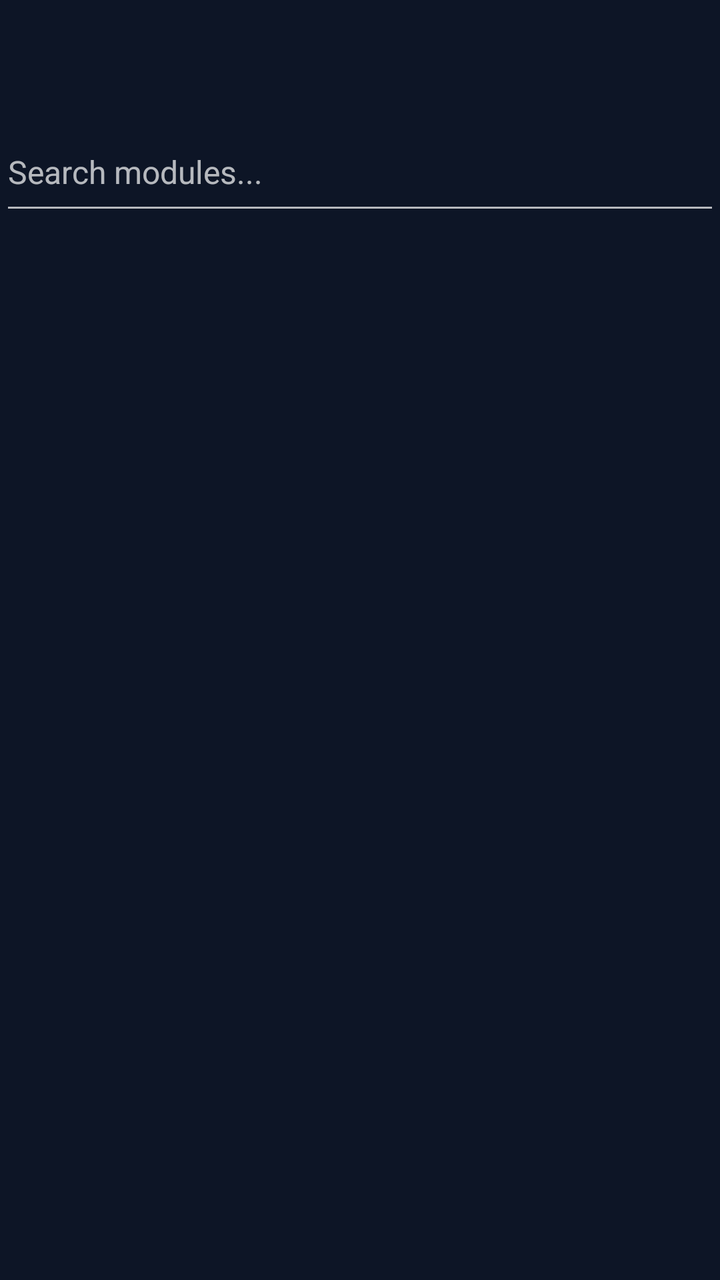
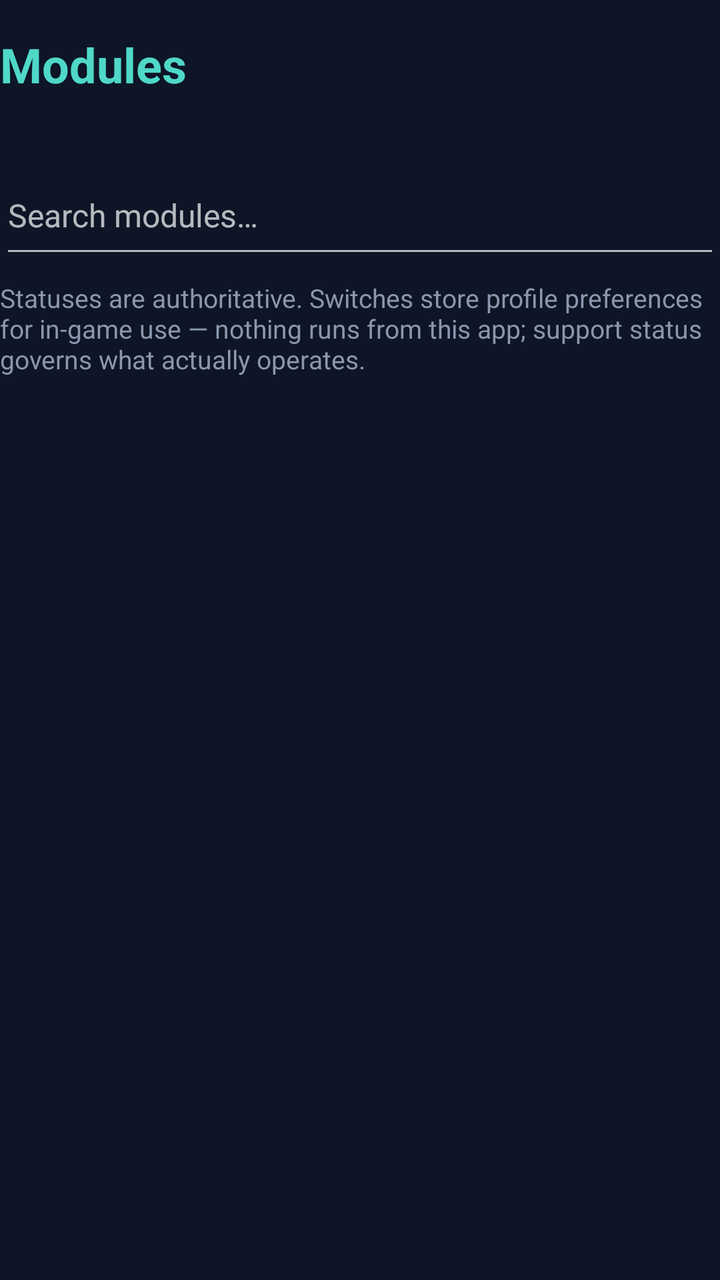

Before-and-after screenshots of an Android layout around one commit, followed by the original layout XML and the change that was made.
<!-- AndroidManifest.xml: application theme Theme.Xykell -->
<!-- res/layout/fragment_modules.xml -->
<?xml version="1.0" encoding="utf-8"?>
<LinearLayout xmlns:android="http://schemas.android.com/apk/res/android"
    android:orientation="vertical"
    android:layout_width="match_parent"
    android:layout_height="wrap_content">

    <TextView
        android:id="@+id/modules_title"
        android:layout_width="wrap_content"
        android:layout_height="wrap_content"
        android:textSize="24sp"
        android:textStyle="bold"
        android:textColor="@color/xykell_accent"
        android:layout_marginTop="16dp" />

    <EditText
        android:id="@+id/modules_search"
        android:layout_width="match_parent"
        android:layout_height="56dp"
        android:layout_marginTop="8dp"
        android:hint="Search modules..."
        android:inputType="text"
        android:minHeight="56dp"
        android:textSize="16sp" />

    <TextView
        android:id="@+id/modules_body"
        android:layout_width="match_parent"
        android:layout_height="wrap_content"
        android:textSize="14sp"
        android:textColor="@color/xykell_text"
        android:lineSpacingExtra="4dp"
        android:layout_marginTop="12dp" />

</LinearLayout>
<!-- resources referenced by this layout -->
<resources>
  <color name="xykell_accent">#4FD8C7</color>
  <color name="xykell_text">#E8EEF7</color>
  <style name="Theme.Xykell" parent="Theme.AppCompat.NoActionBar">
          <item name="android:windowBackground">@color/xykell_bg</item>
          <item name="android:textColor">@color/xykell_text</item>
          <item name="colorAccent">@color/xykell_accent</item>
      </style>
  <color name="xykell_bg">#0D1526</color>
</resources>

<!-- the commit's change to res/layout/fragment_modules.xml (unified diff, before → after) -->
@@ -11,25 +11,51 @@
         android:textSize="24sp"
         android:textStyle="bold"
         android:textColor="@color/xykell_accent"
-        android:layout_marginTop="16dp" />
+        android:layout_marginTop="16dp"
+        android:text="@string/modules_title"
+        android:contentDescription="@string/modules_title" />
+
+    <TextView
+        android:id="@+id/modules_counts"
+        android:layout_width="match_parent"
+        android:layout_height="wrap_content"
+        android:textSize="13sp"
+        android:textColor="@color/xykell_muted"
+        android:layout_marginTop="4dp" />
 
     <EditText
         android:id="@+id/modules_search"
         android:layout_width="match_parent"
         android:layout_height="56dp"
         android:layout_marginTop="8dp"
-        android:hint="Search modules..."
+        android:hint="@string/modules_search_hint"
         android:inputType="text"
+        android:importantForAutofill="no"
         android:minHeight="56dp"
         android:textSize="16sp" />
 
     <TextView
-        android:id="@+id/modules_body"
+        android:id="@+id/modules_hint"
         android:layout_width="match_parent"
         android:layout_height="wrap_content"
-        android:textSize="14sp"
-        android:textColor="@color/xykell_text"
-        android:lineSpacingExtra="4dp"
-        android:layout_marginTop="12dp" />
+        android:textSize="13sp"
+        android:textColor="@color/xykell_muted"
+        android:layout_marginTop="6dp"
+        android:text="@string/modules_hint" />
+
+    <LinearLayout
+        android:id="@+id/modules_sections"
+        android:orientation="vertical"
+        android:layout_width="match_parent"
+        android:layout_height="wrap_content"
+        android:layout_marginTop="8dp" />
+
+    <TextView
+        android:id="@+id/modules_status"
+        android:layout_width="match_parent"
+        android:layout_height="wrap_content"
+        android:textSize="13sp"
+        android:textColor="@color/xykell_muted"
+        android:layout_marginTop="8dp" />
 
 </LinearLayout>
<!-- resource entries referenced after the edit -->
@@ -1,12 +1,16 @@
 <!-- resources referenced by this layout -->
 <resources>
   <color name="xykell_accent">#4FD8C7</color>
-  <color name="xykell_text">#E8EEF7</color>
+  <color name="xykell_muted">#8A97AD</color>
+  <string name="modules_hint">Statuses are authoritative. Switches store profile preferences for in-game use — nothing runs from this app; support status governs what actually operates.</string>
+  <string name="modules_search_hint">Search modules…</string>
+  <string name="modules_title">Modules</string>
   <style name="Theme.Xykell" parent="Theme.AppCompat.NoActionBar">
           <item name="android:windowBackground">@color/xykell_bg</item>
           <item name="android:textColor">@color/xykell_text</item>
           <item name="colorAccent">@color/xykell_accent</item>
       </style>
   <color name="xykell_bg">#0D1526</color>
+  <color name="xykell_text">#E8EEF7</color>
 </resources>
 
